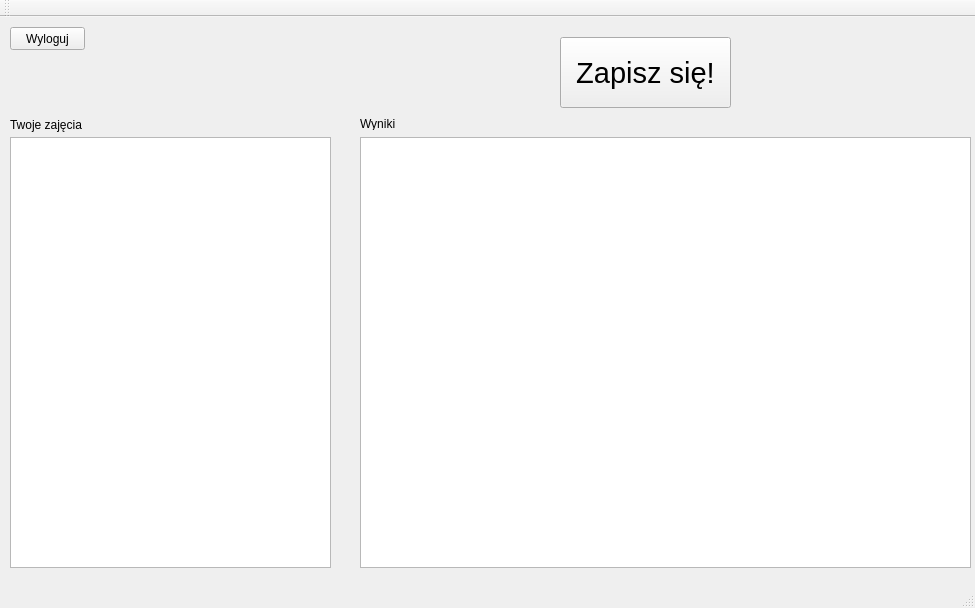
MichalKNR/FitMaster5000, file mainwindow.ui: the form before one commit.
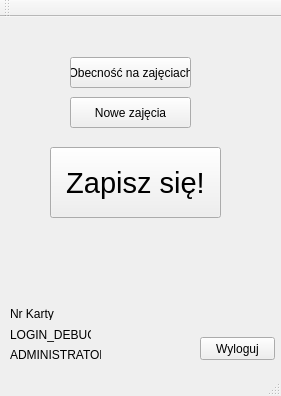
The form after the commit.

Commit message: Use-Chart: mockup for adding events

What changed in the file:
```diff
--- a/mainwindow.ui
+++ b/mainwindow.ui
@@ -6,65 +6,19 @@
    <rect>
     <x>0</x>
     <y>0</y>
-    <width>975</width>
-    <height>608</height>
+    <width>281</width>
+    <height>396</height>
    </rect>
   </property>
   <property name="windowTitle">
    <string>MainWindow</string>
   </property>
   <widget class="QWidget" name="centralWidget">
-   <widget class="QTableWidget" name="tableWidget">
-    <property name="geometry">
-     <rect>
-      <x>360</x>
-      <y>120</y>
-      <width>611</width>
-      <height>431</height>
-     </rect>
-    </property>
-   </widget>
-   <widget class="QTableWidget" name="tableWidget_2">
-    <property name="geometry">
-     <rect>
-      <x>10</x>
-      <y>120</y>
-      <width>321</width>
-      <height>431</height>
-     </rect>
-    </property>
-   </widget>
-   <widget class="QLabel" name="label">
-    <property name="geometry">
-     <rect>
-      <x>360</x>
-      <y>100</y>
-      <width>47</width>
-      <height>13</height>
-     </rect>
-    </property>
-    <property name="text">
-     <string>Wyniki</string>
-    </property>
-   </widget>
-   <widget class="QLabel" name="label_2">
-    <property name="geometry">
-     <rect>
-      <x>10</x>
-      <y>100</y>
-      <width>81</width>
-      <height>16</height>
-     </rect>
-    </property>
-    <property name="text">
-     <string>Twoje zajęcia</string>
-    </property>
-   </widget>
    <widget class="QPushButton" name="Apply_for_Event_PB">
     <property name="geometry">
      <rect>
-      <x>560</x>
-      <y>20</y>
+      <x>50</x>
+      <y>130</y>
       <width>171</width>
       <height>71</height>
      </rect>
@@ -81,8 +35,8 @@
    <widget class="QPushButton" name="Log_out_PB">
     <property name="geometry">
      <rect>
-      <x>10</x>
-      <y>10</y>
+      <x>200</x>
+      <y>320</y>
       <width>75</width>
       <height>23</height>
      </rect>
@@ -91,6 +45,71 @@
      <string>Wyloguj</string>
     </property>
    </widget>
+   <widget class="QPushButton" name="ShowEvents_PB">
+    <property name="geometry">
+     <rect>
+      <x>70</x>
+      <y>40</y>
+      <width>121</width>
+      <height>31</height>
+     </rect>
+    </property>
+    <property name="text">
+     <string>Obecność na zajęciach</string>
+    </property>
+   </widget>
+   <widget class="QLabel" name="label">
+    <property name="geometry">
+     <rect>
+      <x>10</x>
+      <y>290</y>
+      <width>47</width>
+      <height>13</height>
+     </rect>
+    </property>
+    <property name="text">
+     <string>Nr Karty</string>
+    </property>
+   </widget>
+   <widget class="QLabel" name="Login_Label">
+    <property name="geometry">
+     <rect>
+      <x>10</x>
+      <y>310</y>
+      <width>81</width>
+      <height>16</height>
+     </rect>
+    </property>
+    <property name="text">
+     <string>LOGIN_DEBUG</string>
+    </property>
+   </widget>
+   <widget class="QLabel" name="isAdmin_Laber">
+    <property name="geometry">
+     <rect>
+      <x>10</x>
+      <y>330</y>
+      <width>91</width>
+      <height>16</height>
+     </rect>
+    </property>
+    <property name="text">
+     <string>ADMINISTRATOR</string>
+    </property>
+   </widget>
+   <widget class="QPushButton" name="Add_new_Events_PB">
+    <property name="geometry">
+     <rect>
+      <x>70</x>
+      <y>80</y>
+      <width>121</width>
+      <height>31</height>
+     </rect>
+    </property>
+    <property name="text">
+     <string>Nowe zajęcia</string>
+    </property>
+   </widget>
   </widget>
   <widget class="QMenuBar" name="menuBar">
    <property name="geometry">
```
Left out of the diff: 2 changed lines with no effect on the pictures. The commit also changes 2 other files.
